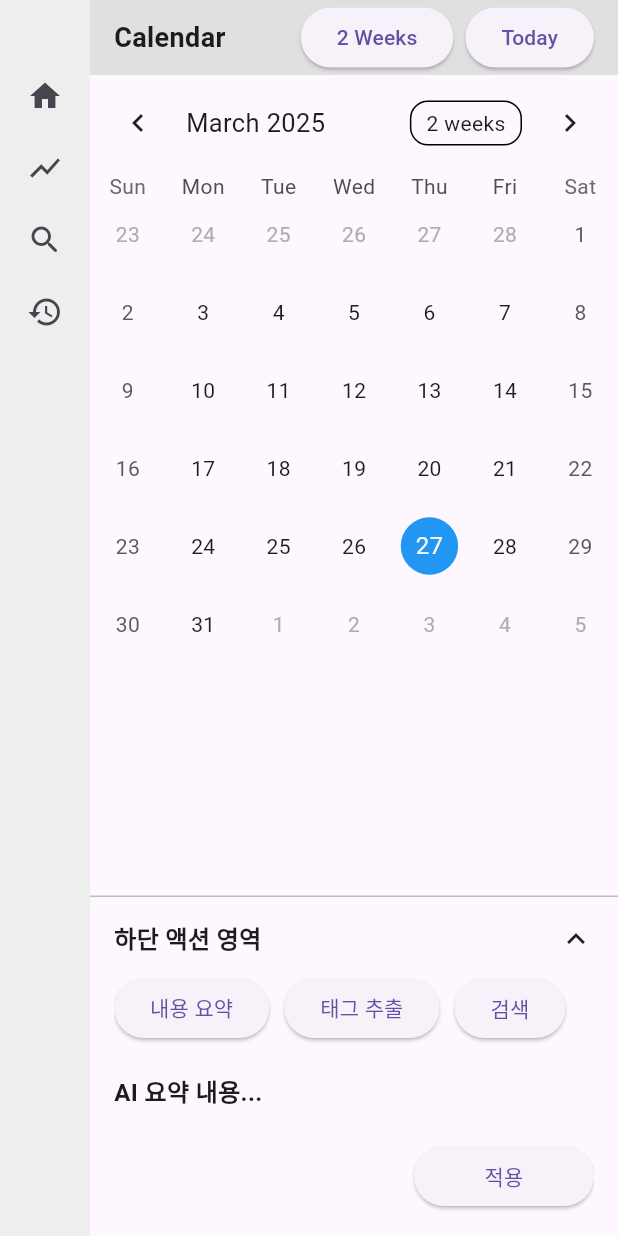
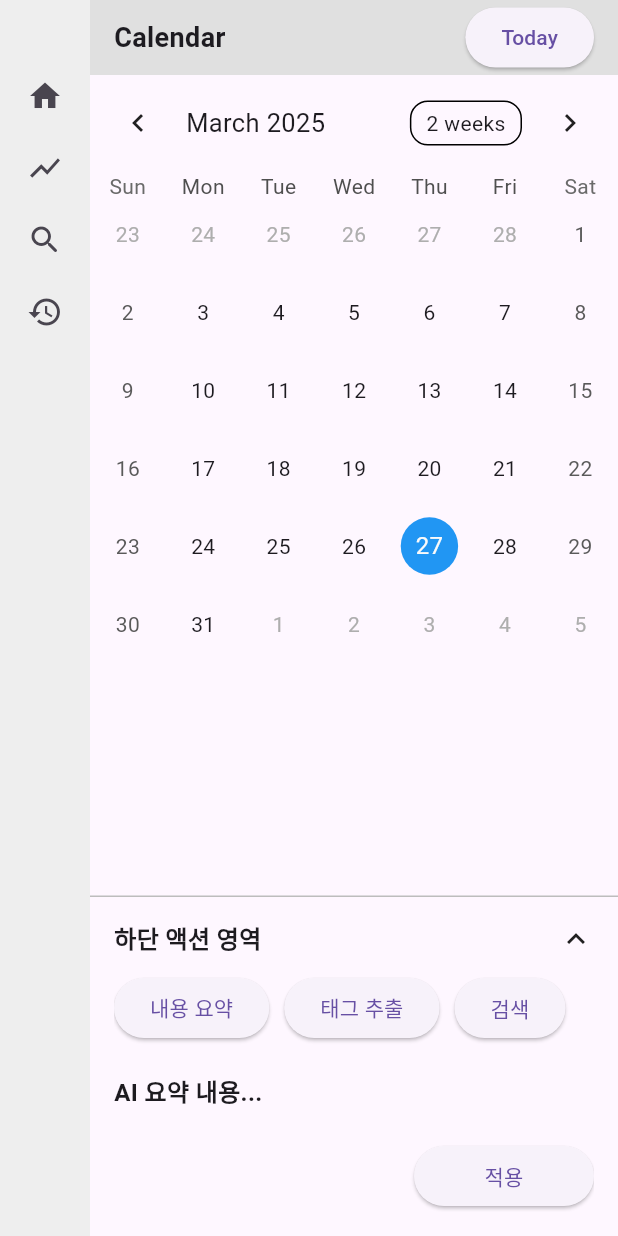
Before and after one commit to SeongBae-applepie/memodro, a Flutter app: the screen it shows after launch, after a tap on the "calendar today" icon, on a phone screen of 412 x 824 dp. Run offline on Flutter 3.47's test engine with Material 3 defaults, Android fonts, the phone set to English and light mode, and no system bars; drawn by our look-alikes of table_calendar.

Commit message:
delete 2 week btn

```diff
--- a/lib/calendar_page.dart
+++ b/lib/calendar_page.dart
@@ -53,15 +53,6 @@ class _CalendarPageState extends State<CalendarPage> {
           ),
           Row(
             children: [
-              ElevatedButton(
-                onPressed: () {
-                  setState(() {
-                    _calendarFormat = CalendarFormat.twoWeeks;
-                  });
-                },
-                child: const Text('2 Weeks'),
-              ),
-              const SizedBox(width: 8),
               ElevatedButton(onPressed: _goToToday, child: const Text('Today')),
             ],
           ),
```
